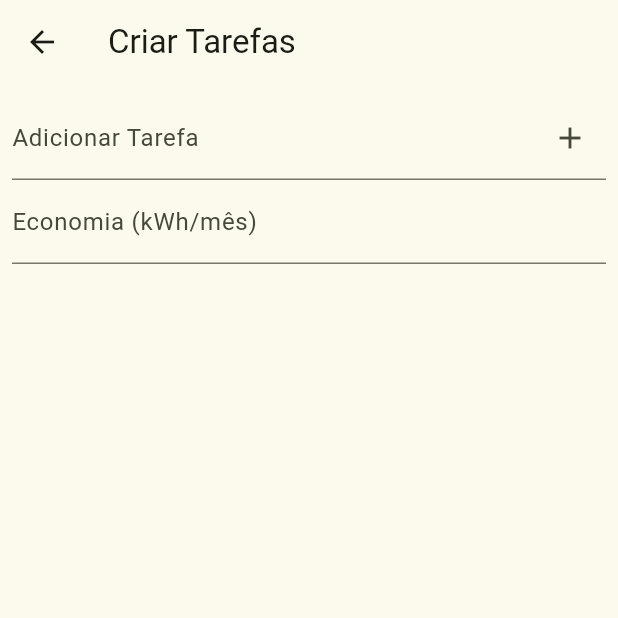
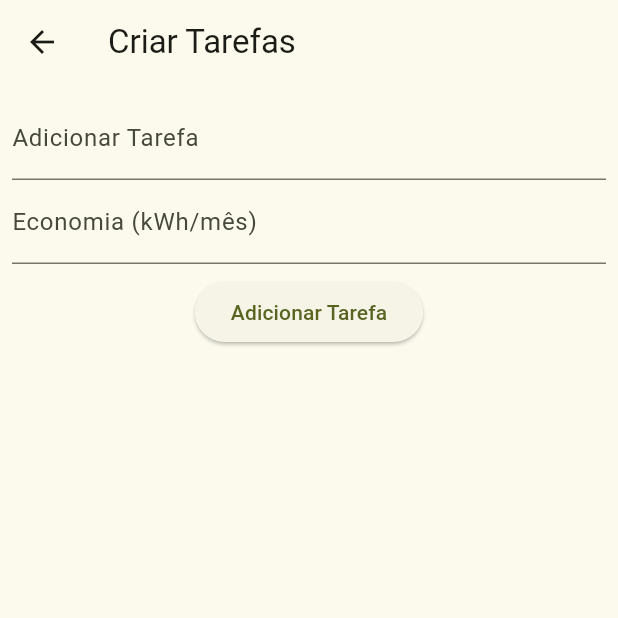
Before and after one commit to pedrogleta/ecogame, a Flutter app: the screen it shows after launch, after a tap on the "add" icon, on a phone screen of 412 x 824 dp, the top half of it. Run offline on Flutter 3.47's test engine with Material 3 defaults, Android fonts, the light colour scheme and no system bars; our stand-ins replace sqflite; accounts and stored records are empty.

Commit message:
improve styling in create todo screen

```diff
--- a/lib/screens/create_todo.dart
+++ b/lib/screens/create_todo.dart
@@ -143,12 +143,8 @@ class _CreateTodoScreenState extends State<CreateTodoScreen> {
               children: [
                 TextField(
                   controller: _controller,
-                  decoration: InputDecoration(
+                  decoration: const InputDecoration(
                     labelText: 'Adicionar Tarefa',
-                    suffixIcon: IconButton(
-                      icon: const Icon(Icons.add),
-                      onPressed: _addTodo,
-                    ),
                   ),
                 ),
                 TextField(
@@ -157,6 +153,11 @@ class _CreateTodoScreenState extends State<CreateTodoScreen> {
                     labelText: 'Economia (kWh/mês)',
                   ),
                   keyboardType: TextInputType.number,
+                ),
+                const SizedBox(height: 8.0),
+                ElevatedButton(
+                  onPressed: _addTodo,
+                  child: const Text('Adicionar Tarefa'),
                 ),
               ],
             ),
```
